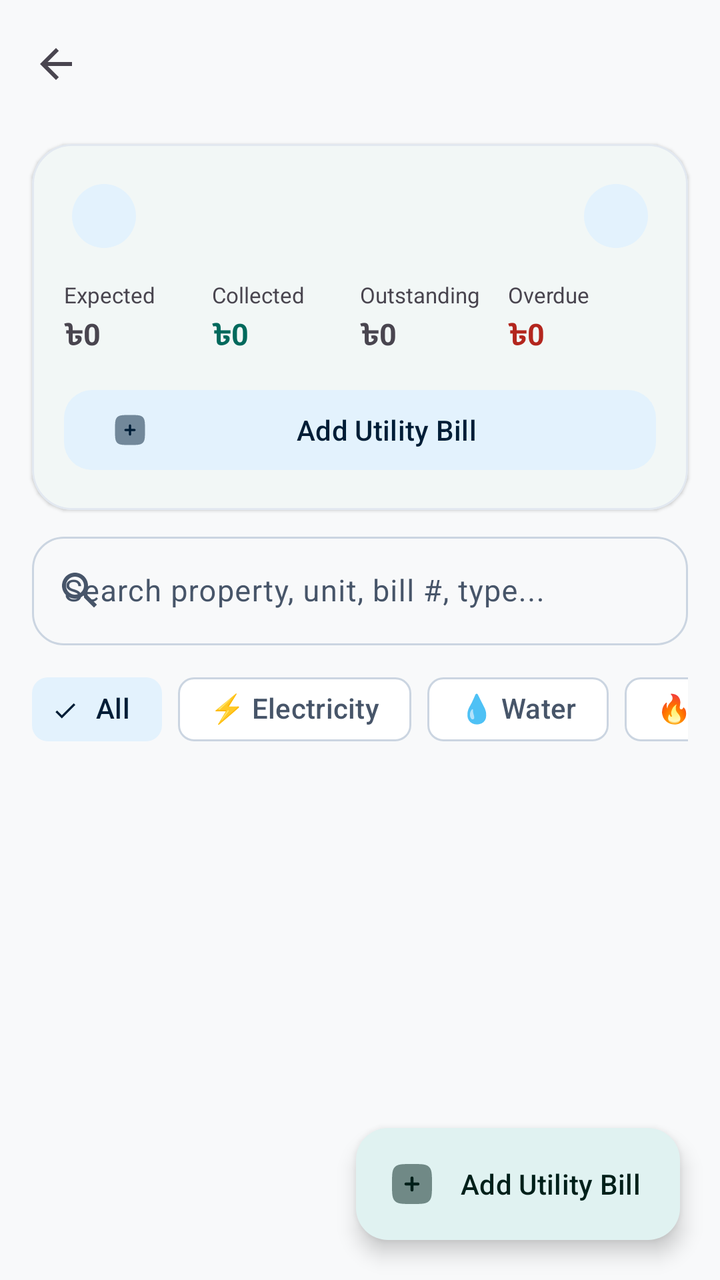
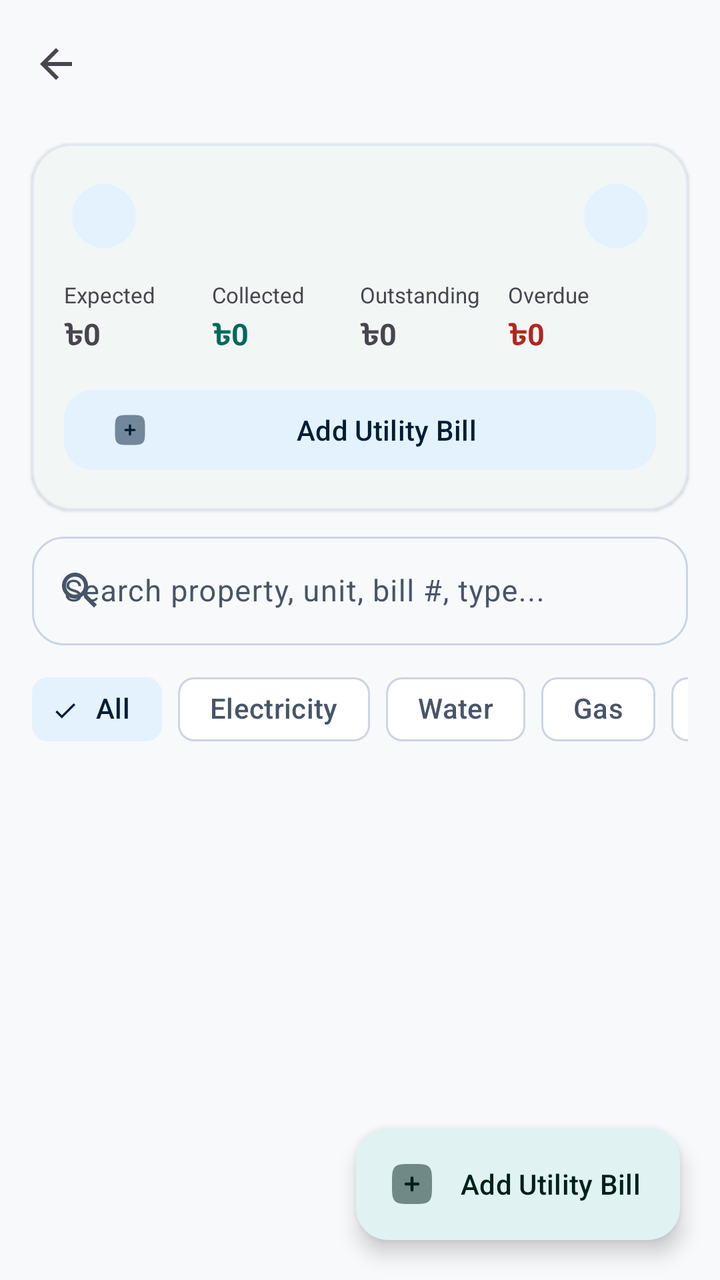

Compare the two renders of this Android layout. The source of the first and the diff that turns it into the second are given below.
<!-- AndroidManifest.xml: application theme Theme.RobHouseRental -->
<!-- res/layout/activity_bills.xml -->
<?xml version="1.0" encoding="utf-8"?>
<androidx.coordinatorlayout.widget.CoordinatorLayout
    xmlns:android="http://schemas.android.com/apk/res/android"
    xmlns:app="http://schemas.android.com/apk/res-auto"
    android:layout_width="match_parent"
    android:layout_height="match_parent"
    android:fitsSystemWindows="true">

    <LinearLayout
        android:layout_width="match_parent"
        android:layout_height="match_parent"
        android:orientation="vertical">

        
        <com.google.android.material.appbar.MaterialToolbar
            android:id="@+id/toolbarBills"
            android:layout_width="match_parent"
            android:layout_height="?attr/actionBarSize"
            android:title="@string/bills_title"
            app:navigationIcon="@drawable/ic_arrow_back" />

        
        <com.google.android.material.card.MaterialCardView
            android:layout_width="match_parent"
            android:layout_height="wrap_content"
            android:layout_marginHorizontal="16dp"
            android:layout_marginTop="8dp"
            app:cardCornerRadius="20dp"
            app:cardElevation="1dp"
            app:strokeWidth="1dp">

            <LinearLayout
                android:layout_width="match_parent"
                android:layout_height="wrap_content"
                android:orientation="vertical"
                android:padding="16dp">

                
                <LinearLayout
                    android:layout_width="match_parent"
                    android:layout_height="wrap_content"
                    android:gravity="center_vertical"
                    android:orientation="horizontal">

                    <com.google.android.material.button.MaterialButton
                        android:id="@+id/btnPrevBillMonth"
                        style="@style/Widget.Material3.Button.IconButton.Filled.Tonal"
                        android:layout_width="40dp"
                        android:layout_height="40dp"
                        android:text="‹"
                        android:textSize="20sp" />

                    <TextView
                        android:id="@+id/tvSelectedBillMonth"
                        android:layout_width="0dp"
                        android:layout_height="wrap_content"
                        android:layout_weight="1"
                        android:gravity="center"
                        
                        android:textSize="17sp"
                        android:textStyle="bold" />

                    <com.google.android.material.button.MaterialButton
                        android:id="@+id/btnNextBillMonth"
                        style="@style/Widget.Material3.Button.IconButton.Filled.Tonal"
                        android:layout_width="40dp"
                        android:layout_height="40dp"
                        android:text="›"
                        android:textSize="20sp" />

                </LinearLayout>

                
                <LinearLayout
                    android:layout_width="match_parent"
                    android:layout_height="wrap_content"
                    android:layout_marginTop="12dp"
                    android:orientation="horizontal">

                    
                    <LinearLayout
                        android:layout_width="0dp"
                        android:layout_height="wrap_content"
                        android:layout_weight="1"
                        android:orientation="vertical">

                        <TextView
                            android:layout_width="wrap_content"
                            android:layout_height="wrap_content"
                            android:text="@string/expected_rent"
                            android:textSize="11sp" />

                        <TextView
                            android:id="@+id/tvBillSummaryExpected"
                            android:layout_width="wrap_content"
                            android:layout_height="wrap_content"
                            android:layout_marginTop="2dp"
                            android:text="৳0"
                            android:textSize="15sp"
                            android:textStyle="bold" />

                    </LinearLayout>

                    
                    <LinearLayout
                        android:layout_width="0dp"
                        android:layout_height="wrap_content"
                        android:layout_weight="1"
                        android:orientation="vertical">

                        <TextView
                            android:layout_width="wrap_content"
                            android:layout_height="wrap_content"
                            android:text="@string/collected_rent"
                            android:textSize="11sp" />

                        <TextView
                            android:id="@+id/tvBillSummaryCollected"
                            android:layout_width="wrap_content"
                            android:layout_height="wrap_content"
                            android:layout_marginTop="2dp"
                            android:text="৳0"
                            android:textColor="?attr/colorPrimary"
                            android:textSize="15sp"
                            android:textStyle="bold" />

                    </LinearLayout>

                    
                    <LinearLayout
                        android:layout_width="0dp"
                        android:layout_height="wrap_content"
                        android:layout_weight="1"
                        android:orientation="vertical">

                        <TextView
                            android:layout_width="wrap_content"
                            android:layout_height="wrap_content"
                            android:text="@string/outstanding_rent"
                            android:textSize="11sp" />

                        <TextView
                            android:id="@+id/tvBillSummaryOutstanding"
                            android:layout_width="wrap_content"
                            android:layout_height="wrap_content"
                            android:layout_marginTop="2dp"
                            android:text="৳0"
                            android:textSize="15sp"
                            android:textStyle="bold" />

                    </LinearLayout>

                    
                    <LinearLayout
                        android:layout_width="0dp"
                        android:layout_height="wrap_content"
                        android:layout_weight="1"
                        android:orientation="vertical">

                        <TextView
                            android:layout_width="wrap_content"
                            android:layout_height="wrap_content"
                            android:text="@string/overdue_rent"
                            android:textSize="11sp" />

                        <TextView
                            android:id="@+id/tvBillSummaryOverdue"
                            android:layout_width="wrap_content"
                            android:layout_height="wrap_content"
                            android:layout_marginTop="2dp"
                            android:text="৳0"
                            android:textColor="?attr/colorError"
                            android:textSize="15sp"
                            android:textStyle="bold" />

                    </LinearLayout>

                </LinearLayout>

                
                <com.google.android.material.button.MaterialButton
                    android:id="@+id/btnAddBillHeader"
                    style="@style/Widget.Material3.Button.TonalButton"
                    android:layout_width="match_parent"
                    android:layout_height="wrap_content"
                    android:layout_marginTop="12dp"
                    android:minHeight="48dp"
                    android:text="@string/add_bill_title"
                    android:textSize="14sp"
                    app:cornerRadius="14dp"
                    app:icon="@drawable/ic_add" />

            </LinearLayout>

        </com.google.android.material.card.MaterialCardView>

        
        <com.google.android.material.textfield.TextInputLayout
            android:id="@+id/layoutSearchBills"
            style="@style/Widget.Material3.TextInputLayout.OutlinedBox"
            android:layout_width="match_parent"
            android:layout_height="wrap_content"
            android:layout_marginHorizontal="16dp"
            android:layout_marginTop="8dp"
            android:hint="@string/search_bills_hint"
            app:boxCornerRadiusBottomEnd="16dp"
            app:boxCornerRadiusBottomStart="16dp"
            app:boxCornerRadiusTopEnd="16dp"
            app:boxCornerRadiusTopStart="16dp"
            app:endIconMode="clear_text"
            app:startIconDrawable="@drawable/ic_search">

            <com.google.android.material.textfield.TextInputEditText
                android:id="@+id/etSearchBills"
                android:layout_width="match_parent"
                android:layout_height="wrap_content"
                android:imeOptions="actionSearch"
                android:inputType="text"
                android:maxLines="1"
                android:textSize="15sp" />

        </com.google.android.material.textfield.TextInputLayout>

        
        <HorizontalScrollView
            android:layout_width="match_parent"
            android:layout_height="wrap_content"
            android:layout_marginTop="8dp"
            android:paddingHorizontal="16dp"
            android:scrollbars="none">

            <com.google.android.material.chip.ChipGroup
                android:id="@+id/chipGroupBillType"
                android:layout_width="wrap_content"
                android:layout_height="wrap_content"
                app:singleSelection="true">

                <com.google.android.material.chip.Chip
                    android:id="@+id/chipTypeAll"
                    style="@style/Widget.Material3.Chip.Filter"
                    android:layout_width="wrap_content"
                    android:layout_height="wrap_content"
                    android:checked="true"
                    android:text="@string/all_filter" />

                <com.google.android.material.chip.Chip
                    android:id="@+id/chipTypeElectricity"
                    style="@style/Widget.Material3.Chip.Filter"
                    android:layout_width="wrap_content"
                    android:layout_height="wrap_content"
                    android:text="@string/filter_electricity" />

                <com.google.android.material.chip.Chip
                    android:id="@+id/chipTypeWater"
                    style="@style/Widget.Material3.Chip.Filter"
                    android:layout_width="wrap_content"
                    android:layout_height="wrap_content"
                    android:text="@string/filter_water" />

                <com.google.android.material.chip.Chip
                    android:id="@+id/chipTypeGas"
                    style="@style/Widget.Material3.Chip.Filter"
                    android:layout_width="wrap_content"
                    android:layout_height="wrap_content"
                    android:text="@string/filter_gas" />

                <com.google.android.material.chip.Chip
                    android:id="@+id/chipTypeInternet"
                    style="@style/Widget.Material3.Chip.Filter"
                    android:layout_width="wrap_content"
                    android:layout_height="wrap_content"
                    android:text="@string/filter_internet" />

                <com.google.android.material.chip.Chip
                    android:id="@+id/chipTypeOther"
                    style="@style/Widget.Material3.Chip.Filter"
                    android:layout_width="wrap_content"
                    android:layout_height="wrap_content"
                    android:text="@string/filter_other" />

            </com.google.android.material.chip.ChipGroup>

        </HorizontalScrollView>

        
        <TextView
            android:id="@+id/tvBillsCount"
            android:layout_width="match_parent"
            android:layout_height="wrap_content"
            android:layout_marginHorizontal="16dp"
            android:layout_marginTop="4dp"
            android:layout_marginBottom="4dp"
            
            android:textSize="14sp"
            android:textStyle="bold" />

        
        <androidx.recyclerview.widget.RecyclerView
            android:id="@+id/recyclerBills"
            android:layout_width="match_parent"
            android:layout_height="0dp"
            android:layout_weight="1"
            android:clipToPadding="false"
            android:paddingHorizontal="16dp"
            android:paddingTop="4dp"
            android:paddingBottom="80dp" />

        
        <LinearLayout
            android:id="@+id/layoutEmptyBills"
            android:layout_width="match_parent"
            android:layout_height="0dp"
            android:layout_weight="1"
            android:gravity="center"
            android:orientation="vertical"
            android:padding="32dp"
            android:visibility="gone">

            <TextView
                android:layout_width="wrap_content"
                android:layout_height="wrap_content"
                android:text="💡"
                android:textSize="64sp" />

            <TextView
                android:layout_width="wrap_content"
                android:layout_height="wrap_content"
                android:layout_marginTop="16dp"
                android:text="@string/no_bills_yet"
                android:textSize="20sp"
                android:textStyle="bold" />

            <TextView
                android:layout_width="wrap_content"
                android:layout_height="wrap_content"
                android:layout_marginTop="8dp"
                android:gravity="center"
                android:text="@string/add_first_bill_desc"
                android:textSize="15sp" />

            <com.google.android.material.button.MaterialButton
                android:id="@+id/btnEmptyAddBill"
                android:layout_width="wrap_content"
                android:layout_height="wrap_content"
                android:layout_marginTop="20dp"
                android:minHeight="52dp"
                android:text="@string/add_bill_title"
                android:textSize="15sp"
                app:cornerRadius="16dp" />

        </LinearLayout>

    </LinearLayout>

    
    <com.google.android.material.floatingactionbutton.ExtendedFloatingActionButton
        android:id="@+id/fabAddBill"
        android:layout_width="wrap_content"
        android:layout_height="wrap_content"
        android:layout_gravity="bottom|end"
        android:layout_margin="20dp"
        android:text="@string/add_bill_title"
        app:icon="@drawable/ic_add" />

</androidx.coordinatorlayout.widget.CoordinatorLayout>
<!-- resources referenced by this layout -->
<resources>
  <!-- drawable ic_arrow_back (drawable) -->
  <vector xmlns:android="http://schemas.android.com/apk/res/android"
      android:width="24dp"
      android:height="24dp"
      android:viewportWidth="24"
      android:viewportHeight="24"
      android:tint="?attr/colorControlNormal">
    <path
        android:fillColor="#FF000000"
        android:pathData="M20,11H7.83l5.59,-5.59L12,4l-8,8 8,8 1.41,-1.41L7.83,13H20v-2z"/>
  </vector>
  <!-- drawable ic_search (drawable) -->
  <vector xmlns:android="http://schemas.android.com/apk/res/android"
      android:width="24dp"
      android:height="24dp"
      android:viewportWidth="24"
      android:viewportHeight="24"
      android:tint="?attr/colorControlNormal">
    <path
        android:fillColor="@android:color/white"
        android:pathData="M15.5,14h-0.79l-0.28,-0.27C15.41,12.59 16,11.11 16,9.5 16,5.91 13.09,3 9.5,3S3,5.91 3,9.5 5.91,16 9.5,16c1.61,0 3.09,-0.59 4.23,-1.57l0.27,0.28v0.79l5,4.99L20.49,19l-4.99,-5zM9.5,14C7.01,14 5,11.99 5,9.5S7.01,5 9.5,5 14,7.01 14,9.5 11.99,14 9.5,14z"/>
  </vector>
  <string name="add_bill_title">Add Utility Bill</string>
  <string name="add_first_bill_desc">Record electricity, water, gas and internet bills to track dues and payments.</string>
  <string name="all_filter">All</string>
  <string name="bills_title">Utility Bills</string>
  <string name="collected_rent">Collected</string>
  <string name="expected_rent">Expected</string>
  <string name="filter_electricity">⚡ Electricity</string>
  <string name="filter_gas">🔥 Gas</string>
  <string name="filter_internet">🌐 Internet</string>
  <string name="filter_other">⚙️ Other</string>
  <string name="filter_water">💧 Water</string>
  <string name="no_bills_yet">No Utility Bills Yet</string>
  <string name="outstanding_rent">Outstanding</string>
  <string name="overdue_rent">Overdue</string>
  <string name="search_bills_hint">Search property, unit, bill #, type...</string>
  <style name="Theme.RobHouseRental" parent="Base.Theme.RobHouseRental" />
  <color name="md_theme_primary">#00695C</color>
  <color name="md_theme_onPrimary">#FFFFFF</color>
  <color name="md_theme_primaryContainer">#E0F2F1</color>
  <color name="md_theme_onPrimaryContainer">#00201A</color>
  <color name="md_theme_secondary">#1565C0</color>
  <color name="md_theme_onSecondary">#FFFFFF</color>
  <color name="md_theme_secondaryContainer">#E3F2FD</color>
  <color name="md_theme_onSecondaryContainer">#001D36</color>
  <color name="md_theme_tertiary">#6D4C41</color>
  <color name="md_theme_onTertiary">#FFFFFF</color>
  <color name="md_theme_tertiaryContainer">#EFEBE9</color>
  <color name="md_theme_onTertiaryContainer">#25150F</color>
  <color name="md_theme_background">#F8F9FA</color>
  <color name="md_theme_onBackground">#191C1D</color>
  <color name="md_theme_surface">#FFFFFF</color>
  <color name="md_theme_onSurface">#191C1D</color>
  <color name="md_theme_surfaceVariant">#F1F5F9</color>
  <color name="md_theme_onSurfaceVariant">#475569</color>
  <color name="md_theme_outline">#CBD5E1</color>
  <style name="Widget.App.CardView" parent="Widget.Material3.CardView.Elevated">
          <item name="cardCornerRadius">16dp</item>
          <item name="cardElevation">1dp</item>
          <item name="strokeWidth">1dp</item>
          <item name="strokeColor">@color/md_theme_outlineVariant</item>
          <item name="cardBackgroundColor">@color/md_theme_surface</item>
      </style>
  <color name="md_theme_outlineVariant">#E2E8F0</color>
  <!-- unchanged entries left out for length: 2 -->
</resources>

<!-- the commit's change to res/layout/activity_bills.xml (unified diff, before → after) -->
@@ -319,7 +319,7 @@
             <TextView
                 android:layout_width="wrap_content"
                 android:layout_height="wrap_content"
-                android:text="💡"
+                android:text=""
                 android:textSize="64sp" />
 
             <TextView
<!-- resource entries referenced after the edit -->
@@ -28,11 +28,11 @@
   <string name="bills_title">Utility Bills</string>
   <string name="collected_rent">Collected</string>
   <string name="expected_rent">Expected</string>
-  <string name="filter_electricity">⚡ Electricity</string>
-  <string name="filter_gas">🔥 Gas</string>
-  <string name="filter_internet">🌐 Internet</string>
-  <string name="filter_other">⚙️ Other</string>
-  <string name="filter_water">💧 Water</string>
+  <string name="filter_electricity"> Electricity</string>
+  <string name="filter_gas"> Gas</string>
+  <string name="filter_internet"> Internet</string>
+  <string name="filter_other"> Other</string>
+  <string name="filter_water"> Water</string>
   <string name="no_bills_yet">No Utility Bills Yet</string>
   <string name="outstanding_rent">Outstanding</string>
   <string name="overdue_rent">Overdue</string>
